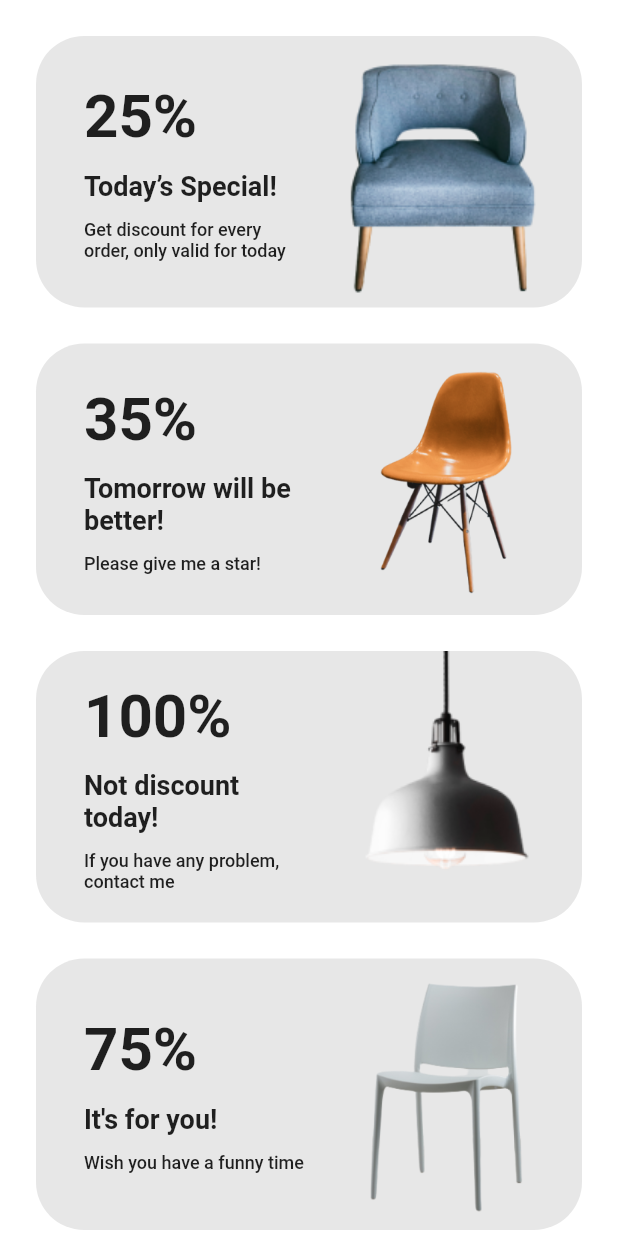
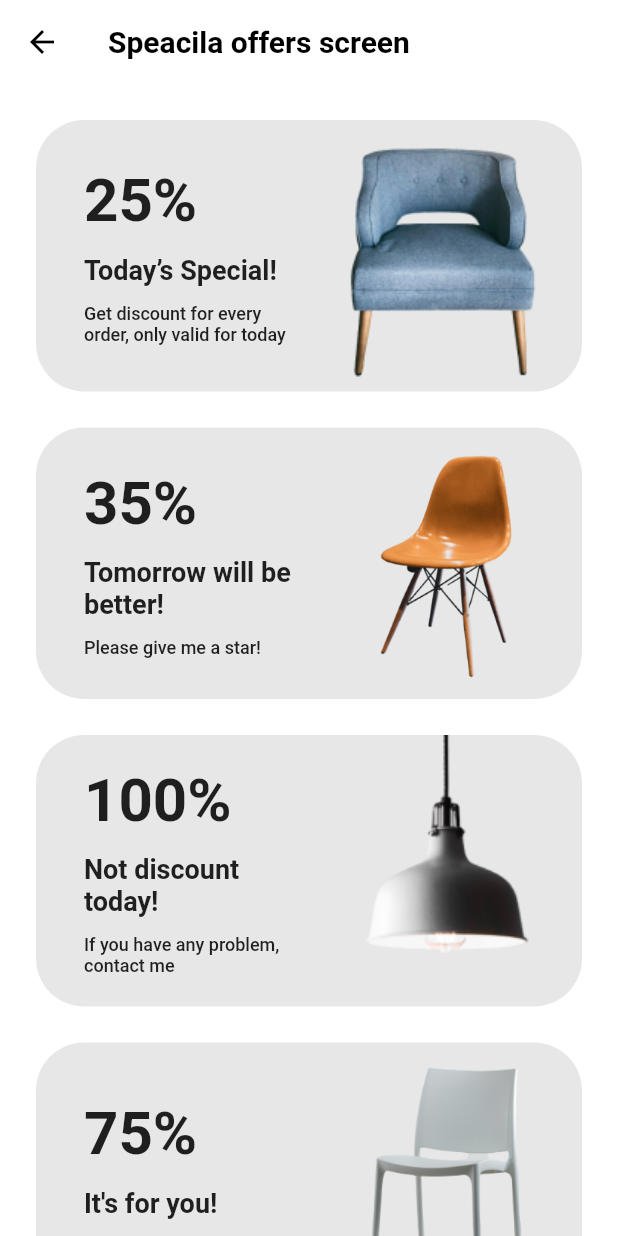
Before and after one commit to abir2301/Ecommerce_flutter_app, a Flutter app: the SpecialOfferScreen screen opened directly, on a phone screen of 412 x 824 dp. Run offline on Flutter 3.47's test engine with Material 2 defaults, Android fonts, the phone set to English and light mode, and no system bars; our stand-ins replace connectivity_plus, dartz, dio, easy_localization, fluro, flutter_riverpod and 3 more; accounts and stored records are empty; network calls fail; Roboto replaces fonts that are missing (Urbanist).

Commit message:
routing is done

```diff
--- a/client_app/lib/core/pages/home/home_screen.dart
+++ b/client_app/lib/core/pages/home/home_screen.dart
@@ -24,7 +24,8 @@ class _HomeScreenState extends State<HomeScreen> {
   Widget build(BuildContext context) {
     const padding = EdgeInsets.fromLTRB(24, 24, 24, 0);
 
-    return CustomScrollView(
+    return Scaffold(
+      body: CustomScrollView(
         slivers: <Widget>[
           // CustomAppBar(),
 
@@ -69,6 +70,7 @@ class _HomeScreenState extends State<HomeScreen> {
           // ),
           const SliverAppBar(flexibleSpace: SizedBox(height: 24))
         ],
+      ),
     );
   }
 
--- a/client_app/lib/core/pages/home/special_offer.dart
+++ b/client_app/lib/core/pages/home/special_offer.dart
@@ -4,7 +4,6 @@ import 'package:flutter/material.dart';
 
 import 'model/category.dart';
 import 'model/special_offer.dart';
-import 'mostpopular/most_popular_screen.dart';
 
 typedef SpecialOffersOnTapSeeAll = void Function();
 
--- a/client_app/lib/core/pages/home/special_offers/special_offers_screen.dart
+++ b/client_app/lib/core/pages/home/special_offers/special_offers_screen.dart
@@ -18,16 +18,12 @@ class _SpecialOfferScreenState extends State<SpecialOfferScreen> {
   @override
   Widget build(BuildContext context) {
     return Scaffold(
-      // appBar: FRAppBar.defaultAppBar(
-      //   context,
-      //   title: 'Special Offers',
-      //   actions: [
-      //     IconButton(
-      //       icon: Image.asset('assets/icons/search@2x.png', scale: 2.0),
-      //       onPressed: () {},
-      //     ),
-      //   ],
-      // ),
+      appBar: AppBar(
+        title: const Text(
+          "Speacila offers screen ",
+          style: TextStyle(color: Colors.black, fontWeight: FontWeight.bold),
+        ),
+      ),
       body: ListView.separated(
         padding: const EdgeInsets.all(24),
         itemBuilder: (context, index) {
--- a/client_app/lib/core/pages/profile/profile_screen.dart
+++ b/client_app/lib/core/pages/profile/profile_screen.dart
@@ -105,7 +105,9 @@ class _ProfileScreenState extends State<ProfileScreen> {
   @override
   Widget build(BuildContext context) {
     return Scaffold(
-      body: CustomScrollView(
+      body:
+
+      CustomScrollView(
         slivers: [
           const SliverList(
             delegate: SliverChildListDelegate.fixed([
--- a/client_app/lib/features/auth/presentation/view/pages/login_page.dart
+++ b/client_app/lib/features/auth/presentation/view/pages/login_page.dart
@@ -49,7 +49,7 @@ class _LoginPageState extends ConsumerState<LoginPage> {
     final state = ref.watch(authProvider);
     ref.listen(authProvider, (previous, next) {
       if (next.isLoggedIn) {
-        Navigator.of(context).pushReplacementNamed('products');
+        Navigator.of(context).pushReplacementNamed('userAcount');
       } else {
         String? error = next.getLoginError;
         if (error != null) {
--- a/client_app/lib/features/auth/presentation/view/pages/register_page.dart
+++ b/client_app/lib/features/auth/presentation/view/pages/register_page.dart
@@ -65,7 +65,7 @@ class _RegisterPageState extends ConsumerState<RegisterPage> {
     final state = ref.watch(authProvider);
     ref.listen(authProvider, (previous, next) {
       if (next.isRegistered) {
-        Navigator.of(context).pushReplacementNamed('products');
+        Navigator.of(context).pushReplacementNamed('userAcount');
       } else {
         String? error = next.getRegisterError;
         if (error != null) {
--- a/client_app/lib/features/products/presentation/view/pages/tabbar.dart
+++ b/client_app/lib/features/products/presentation/view/pages/tabbar.dart
@@ -48,8 +48,8 @@ class _FRTabbarScreenState extends State<FRTabbarScreen> {
     HomeScreen(),
     const CartPage(),
     const TestScreen(title: 'Orders'),
-    const ProfileScreen(),
-
+    // const ProfileScreen(),
+    const TestScreen(title: 'wallet screen '),
     const SettingsPage()
   ];
 
```
Also changed, not shown: client_app/lib/app_router.dart (+9 -4 lines), client_app/lib/core/pages/home/hearder.dart (+10 -6 lines), client_app/assets/icons/me.png, client_app/assets/icons/me1.png (added). Lines whose indentation alone changed are shown as unchanged.
